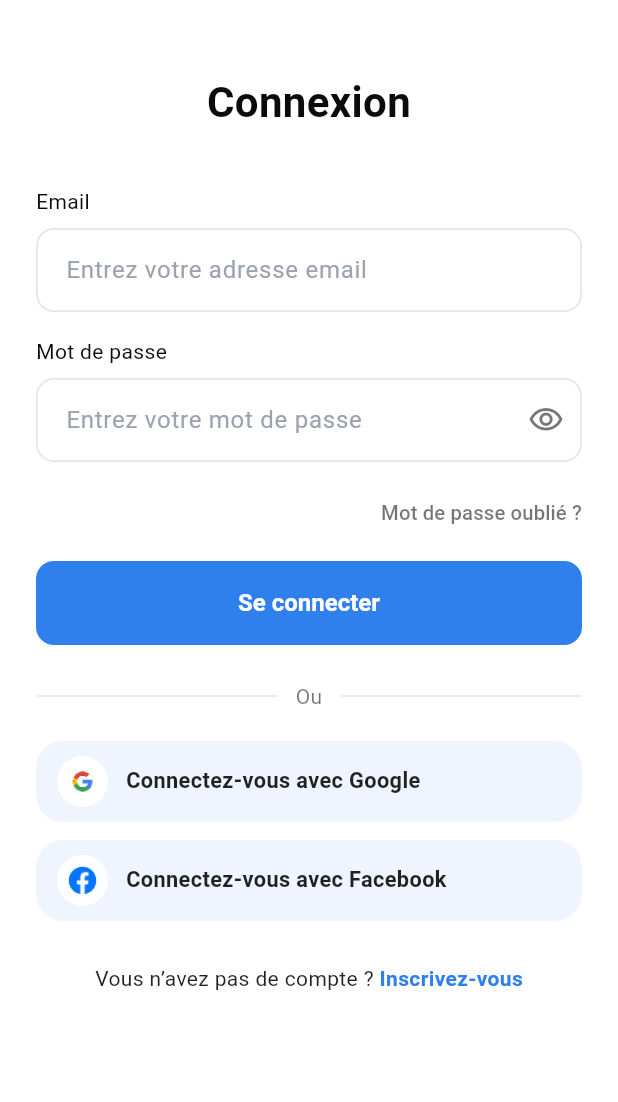
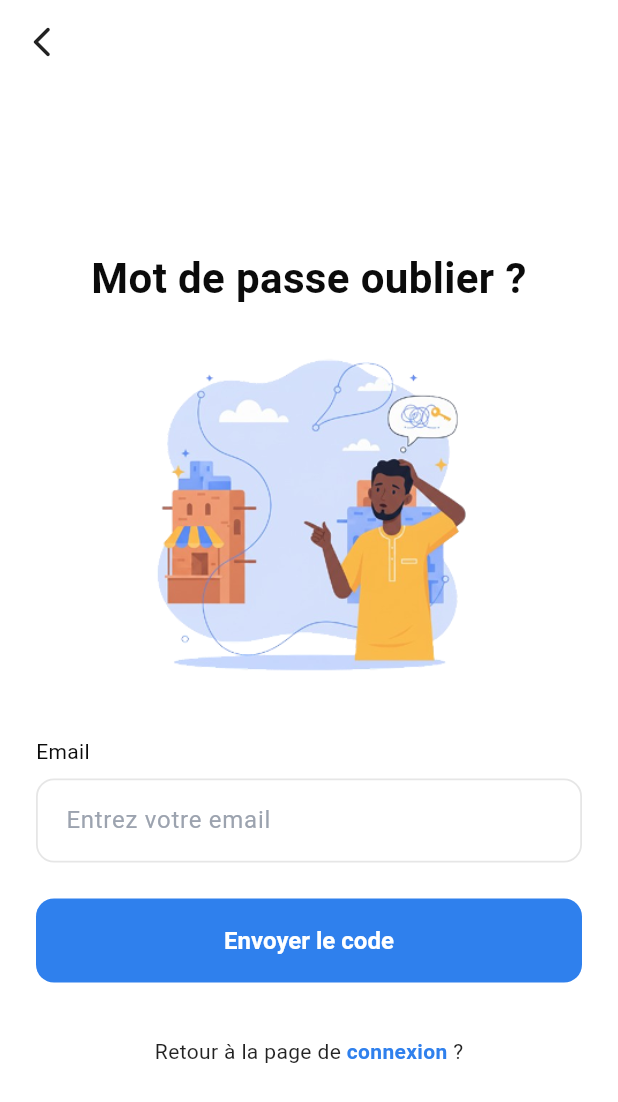
Before and after one commit to Abdoul03/Globshopp, a Flutter app: the LoginPage screen opened directly, after a tap on "Mot de passe oublié ?", on a phone screen of 412 x 824 dp. Shown: the top 1102 px of the screen. Run offline on Flutter 3.47's test engine with Material 3 defaults, Android fonts, the light colour scheme and no system bars; our stand-ins replace remixicon.

Commit message:
conflit okay

```diff
--- a/lib/screens/login_page.dart
+++ b/lib/screens/login_page.dart
@@ -1,7 +1,7 @@
 // lib/screens/login_page.dart
 import 'package:flutter/material.dart';
-import 'package:globshopp/screens/fournisseur/navigationBar.dart';
-import 'Inscription.dart'; // ⬅️ ou 'inscription.dart' si ton fichier est en minuscules
+import 'Inscription.dart'; // ou 'inscription.dart' selon la casse
+import 'mdpoublier1.dart'; // ForgotPasswordPage
 
 class LoginPage extends StatefulWidget {
   const LoginPage({super.key});
@@ -11,6 +11,7 @@ class LoginPage extends StatefulWidget {
 }
 
 class _LoginPageState extends State<LoginPage> {
+  // 🎨 Palette
   static const _blue = Color(0xFF2F80ED);
   static const _text = Color(0xFF0B0B0B);
   static const _hint = Color(0xFF9CA3AF);
@@ -49,6 +50,20 @@ class _LoginPageState extends State<LoginPage> {
 
     return Scaffold(
       backgroundColor: Colors.white,
+      appBar: AppBar(
+        automaticallyImplyLeading: false, // pas de flèche retour
+        backgroundColor: Colors.white,
+        elevation: 0,
+        centerTitle: true,
+        title: const Text(
+          'Connexion',
+          style: TextStyle(
+            color: _text,
+            fontSize: 20,
+            fontWeight: FontWeight.w700,
+          ),
+        ),
+      ),
       body: SafeArea(
         child: SingleChildScrollView(
           padding: const EdgeInsets.symmetric(horizontal: 24),
@@ -57,19 +72,7 @@ class _LoginPageState extends State<LoginPage> {
             child: Column(
               crossAxisAlignment: CrossAxisAlignment.stretch,
               children: [
-                SizedBox(height: isShort ? 28 : 48),
-
-                const Text(
-                  'Connexion',
-                  textAlign: TextAlign.center,
-                  style: TextStyle(
-                    fontSize: 28,
-                    fontWeight: FontWeight.w700,
-                    color: _text,
-                  ),
-                ),
-
-                const SizedBox(height: 36),
+                SizedBox(height: isShort ? 12 : 20),
 
                 const Text(
                   'Email',
@@ -109,15 +112,20 @@ class _LoginPageState extends State<LoginPage> {
 
                 const SizedBox(height: 10),
 
-                Align(
-                  alignment: Alignment.centerRight,
+                // ✅ "Mot de passe oublié ?" centré + navigation
+                SizedBox(
+                  width: double.infinity,
                   child: TextButton(
                     onPressed: () {
-                      // TODO: mot de passe oublié
+                      Navigator.push(
+                        context,
+                        MaterialPageRoute(builder: (_) => ForgotPasswordPage()),
+                      );
                     },
                     style: TextButton.styleFrom(padding: EdgeInsets.zero),
                     child: const Text(
                       'Mot de passe oublié ?',
+                      textAlign: TextAlign.center,
                       style: TextStyle(fontSize: 13.5, color: Colors.black54),
                     ),
                   ),
@@ -125,6 +133,7 @@ class _LoginPageState extends State<LoginPage> {
 
                 const SizedBox(height: 8),
 
+                // Bouton Connexion
                 SizedBox(
                   height: 56,
                   child: ElevatedButton(
@@ -154,6 +163,7 @@ class _LoginPageState extends State<LoginPage> {
 
                 const SizedBox(height: 24),
 
+                // Séparateur "Ou"
                 Row(
                   children: const [
                     Expanded(child: Divider(color: _border, thickness: 1)),
@@ -185,7 +195,7 @@ class _LoginPageState extends State<LoginPage> {
 
                 const SizedBox(height: 28),
 
-                // 👉 Navigation vers Inscription.dart ici
+                // Vers Inscription
                 Row(
                   mainAxisAlignment: MainAxisAlignment.center,
                   children: [
@@ -197,11 +207,8 @@ class _LoginPageState extends State<LoginPage> {
                       onTap: () {
                         Navigator.push(
                           context,
-                          MaterialPageRoute(builder: (_) => const SignUpPage()),
+                          MaterialPageRoute(builder: (_) => SignUpPage()),
                         );
-                        // Alternatives:
-                        // Navigator.pushReplacement(context, MaterialPageRoute(builder: (_) => const SignUpPage()));
-                        // Navigator.pushNamed(context, '/signup');
                       },
                       child: const Text(
                         'Inscrivez-vous',
--- /dev/null
+++ b/lib/screens/mdpoublier1.dart
@@ -0,0 +1,181 @@
+// lib/screens/mdpoublier1.dart
+import 'package:flutter/material.dart';
+import 'login_page.dart';
+
+class ForgotPasswordPage extends StatefulWidget {
+  const ForgotPasswordPage({super.key});
+
+  @override
+  State<ForgotPasswordPage> createState() => _ForgotPasswordPageState();
+}
+
+class _ForgotPasswordPageState extends State<ForgotPasswordPage> {
+  // 🎨 Palette
+  static const _blue   = Color(0xFF2F80ED);
+  static const _text   = Color(0xFF0B0B0B);
+  static const _hint   = Color(0xFF9CA3AF);
+  static const _border = Color(0xFFE6E6E6);
+
+  final _emailCtrl = TextEditingController();
+
+  InputDecoration _decoration(String hint) => InputDecoration(
+    hintText: hint,
+    hintStyle: const TextStyle(color: _hint),
+    contentPadding:
+    const EdgeInsets.symmetric(horizontal: 16, vertical: 16),
+    enabledBorder: OutlineInputBorder(
+      borderRadius: BorderRadius.circular(12),
+      borderSide: const BorderSide(color: _border, width: 1.2),
+    ),
+    focusedBorder: OutlineInputBorder(
+      borderRadius: BorderRadius.circular(12),
+      borderSide: const BorderSide(color: _blue, width: 1.4),
+    ),
+  );
+
+  void _sendCode() {
+    final email = _emailCtrl.text.trim();
+    if (email.isEmpty || !email.contains('@')) {
+      ScaffoldMessenger.of(context).showSnackBar(
+        const SnackBar(content: Text('Veuillez entrer un email valide.')),
+      );
+      return;
+    }
+    // TODO: appel API d’envoi du code
+    ScaffoldMessenger.of(context).showSnackBar(
+      const SnackBar(content: Text('Code envoyé ✅ Vérifiez votre email.')),
+    );
+  }
+
+  @override
+  void dispose() {
+    _emailCtrl.dispose();
+    super.dispose();
+  }
+
+  @override
+  Widget build(BuildContext context) {
+    return Scaffold(
+      backgroundColor: Colors.white,
+
+      // AppBar avec flèche retour (tu peux mettre automaticallyImplyLeading: false pour la masquer)
+      appBar: AppBar(
+        elevation: 0,
+        backgroundColor: Colors.white,
+        leading: IconButton(
+          icon: const Icon(Icons.arrow_back_ios_new_rounded, color: Colors.black87),
+          onPressed: () => Navigator.pop(context),
+        ),
+      ),
+
+      // 👉 Centrage vertical + scroll si écran petit
+      body: LayoutBuilder(
+        builder: (context, constraints) {
+          return SingleChildScrollView(
+            padding: const EdgeInsets.symmetric(horizontal: 24),
+            child: ConstrainedBox(
+              constraints: BoxConstraints(minHeight: constraints.maxHeight),
+              child: Column(
+                mainAxisAlignment: MainAxisAlignment.center, // centrage vertical
+                crossAxisAlignment: CrossAxisAlignment.stretch,
+                children: [
+                  // 🔽 On descend un peu le titre avec un espace au-dessus
+                  const SizedBox(height: 20),
+
+                  // 🧭 Titre centré et un peu plus grand
+                  const Center(
+                    child: Text(
+                      'Mot de passe oublier ?',
+                      textAlign: TextAlign.center,
+                      style: TextStyle(
+                        fontSize: 28,            // ⬅️ agrandi (avant ~26)
+                        fontWeight: FontWeight.w700,
+                        color: _text,
+                        height: 1.2,             // un peu d’air
+                      ),
+                    ),
+                  ),
+
+                  const SizedBox(height: 20),
+
+                  // 🖼 Illustration
+                  Center(
+                    child: Image.asset(
+                      'assets/image/mdpo.png',   // adapte le chemin si besoin
+                      height: 240,
+                      fit: BoxFit.contain,
+                    ),
+                  ),
+
+                  const SizedBox(height: 28),
+
+                  // 📨 Email
+                  const Text('Email', style: TextStyle(fontSize: 14, color: _text)),
+                  const SizedBox(height: 8),
+
+                  TextField(
+                    controller: _emailCtrl,
+                    keyboardType: TextInputType.emailAddress,
+                    textInputAction: TextInputAction.done,
+                    decoration: _decoration('Entrez votre email'),
+                    onSubmitted: (_) => _sendCode(),
+                  ),
+
+                  const SizedBox(height: 24),
+
+                  // 🔵 Envoyer le code
+                  SizedBox(
+                    height: 56,
+                    child: ElevatedButton(
+                      onPressed: _sendCode,
+                      style: ElevatedButton.styleFrom(
+                        backgroundColor: _blue,
+                        foregroundColor: Colors.white,
+                        elevation: 0,
+                        shape: RoundedRectangleBorder(
+                          borderRadius: BorderRadius.circular(12),
+                        ),
+                        textStyle: const TextStyle(
+                          fontSize: 16,
+                          fontWeight: FontWeight.w700,
+                        ),
+                      ),
+                      child: const Text('Envoyer le code'),
+                    ),
+                  ),
+
+                  const SizedBox(height: 36),
+
+                  // 🔗 Lien retour à la connexion
+                  Center(
+                    child: Wrap(
+                      crossAxisAlignment: WrapCrossAlignment.center,
+                      children: [
+                        const Text('Retour à la page de ', style: TextStyle(color: Colors.black87)),
+                        InkWell(
+                          onTap: () {
+                            Navigator.pushReplacement(
+                              context,
+                              MaterialPageRoute(builder: (_) => LoginPage()), // pas de const ici
+                            );
+                          },
+                          child: const Text(
+                            'connexion',
+                            style: TextStyle(color: _blue, fontWeight: FontWeight.w600),
+                          ),
+                        ),
+                        const Text(' ?', style: TextStyle(color: Colors.black87)),
+                      ],
+                    ),
+                  ),
+
+                  const SizedBox(height: 20),
+                ],
+              ),
+            ),
+          );
+        },
+      ),
+    );
+  }
+}
```
Also changed, not shown: lib/screens/verification.dart (added, +234 -0 lines), assets/image/mdpo.png (added).
